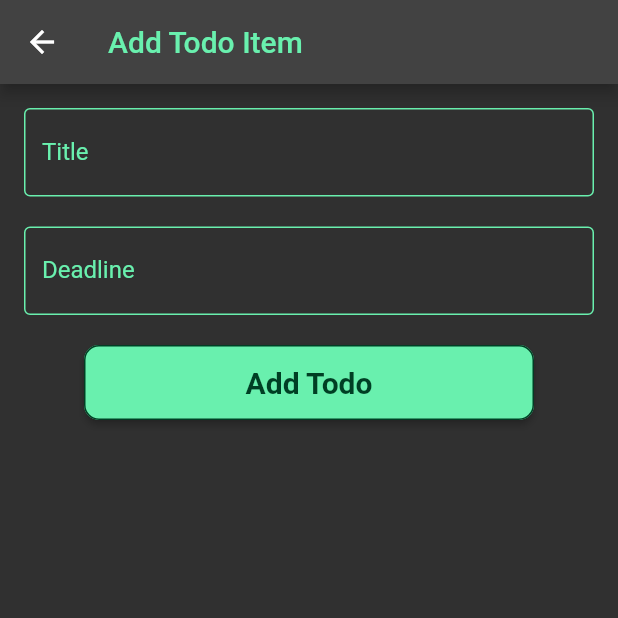
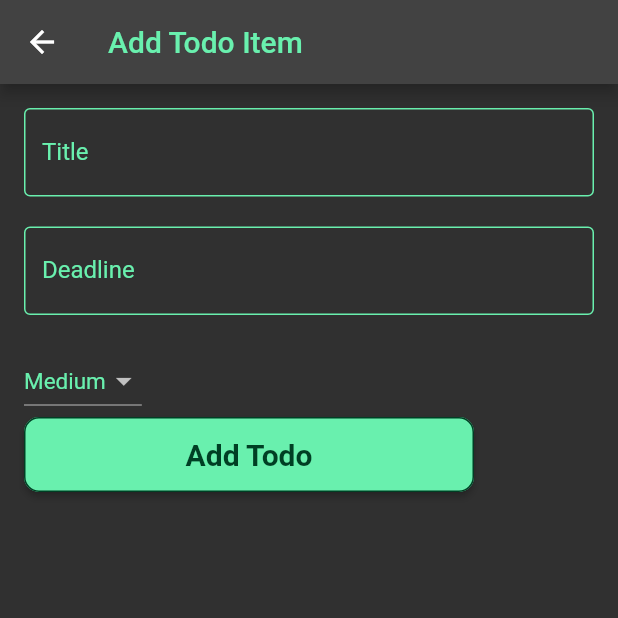
Before and after one commit to utkarshmalik19/todo_app, a Flutter app: the screen it shows after launch, after a tap on the "add" icon, on a phone screen of 412 x 824 dp, the top half of it. Run offline on Flutter 3.47's test engine with Material 2 defaults, Android fonts, the phone set to English and light mode, and no system bars.

Commit message:
priority flag color logic added

```diff
--- a/lib/models/todo_item.dart
+++ b/lib/models/todo_item.dart
@@ -1,8 +1,11 @@
+
+import 'package:flutter/material.dart';
 
 class TodoItem{
   final String title;
   final String deadline;
+  final Color priority;
 
-  TodoItem({required this.title, required this.deadline});
+  TodoItem({required this.title, required this.deadline, required this.priority});
 
 }
--- a/lib/presentation/screens/add_page.dart
+++ b/lib/presentation/screens/add_page.dart
@@ -4,7 +4,7 @@ import 'package:todo_app/presentation/widgets/custom_button.dart';
 import 'package:todo_app/utils/consts.dart';
 
 class AddTodoPage extends StatefulWidget {
-  final Function(String, String) onAddTodo;
+  final Function(String, String, Color) onAddTodo;
   const AddTodoPage({Key? key, required this.onAddTodo}) : super(key: key);
 
   @override
@@ -16,12 +16,26 @@ class _AddTodoPageState extends State<AddTodoPage> {
   final TextEditingController deadlineController = TextEditingController();
   //TodoItem todo = TodoItem(title, deadlineController);
   List<TodoItem> items = [];
-
+  String selectedPriority = 'Medium'; // Default priority
+  List<String> priorities = ['Critical', 'Medium', 'Least'];
+  Color flagColor = Colors.blue;
+  void setFlagColor(){
+     if(selectedPriority == 'Critical'){
+      setState(() {
+        flagColor = Colors.red;
+        print(flagColor);
+      });
+    }else if(selectedPriority == 'Medium'){
+      flagColor = Colors.orange;
+    }else{
+      flagColor = Colors.blue;
+    }
+  }
   @override
   Widget build(BuildContext context) {
     return Scaffold(
       appBar: AppBar(
-        title: Text(
+        title: const Text(
           'Add Todo Item',
           style: TextStyle(color: Colors.greenAccent),
         ),
@@ -29,6 +43,7 @@ class _AddTodoPageState extends State<AddTodoPage> {
       body: Padding(
         padding: const EdgeInsets.all(16.0),
         child: Column(
+          crossAxisAlignment: CrossAxisAlignment.start,
           children: [
             TextField(
               controller: titleController,
@@ -53,11 +68,28 @@ class _AddTodoPageState extends State<AddTodoPage> {
                     labelText: 'Deadline'),
               ),
             ),
+               DropdownButton<String>(
+                style: TextStyle(color: AppConstants.primaryColor, fontSize: 15),
+                borderRadius: BorderRadius.circular(15),
+              value: selectedPriority,
+              items: priorities.map((String priority) {
+                return DropdownMenuItem<String>(
+                  value: priority,
+                  child: Text(priority),
+                );
+              }).toList(),
+              onChanged: (String? newValue) {
+                setState(() {
+                  selectedPriority = newValue ?? 'Medium';
+                });
+              },
+            ),
             CustomButton(buttonText: 'Add Todo',onPressed: () {
                 final title = titleController.text;
                 final deadline = deadlineController.text;
                 if (title.isNotEmpty && deadline.isNotEmpty) {
-                  widget.onAddTodo(title, deadline); // Callback to add todo
+                  setFlagColor();
+                  widget.onAddTodo(title, deadline, flagColor); // Callback to add todo
                   Navigator.pop(context); // Navigate back to HomePage
                 }
               },)
--- a/lib/presentation/screens/home_page.dart
+++ b/lib/presentation/screens/home_page.dart
@@ -14,10 +14,12 @@ class HomePage extends StatefulWidget {
 
 class _HomePageState extends State<HomePage> {
   List<TodoItem> todoItems = [];
+
   List<String> days = ['Today', 'Tomorrow', '27 Oct', '28 Oct', '29 Oct'];
-  void addTodoItem(String title, String deadline) {
+  void addTodoItem(String title, String deadline, Color priority) {
     setState(() {
-      todoItems.add(TodoItem(deadline: deadline, title: title));
+      todoItems
+          .add(TodoItem(deadline: deadline, title: title, priority: priority));
     });
   }
 
```
Also changed, not shown: lib/presentation/widgets/todo_tile.dart (+4 -3 lines).
